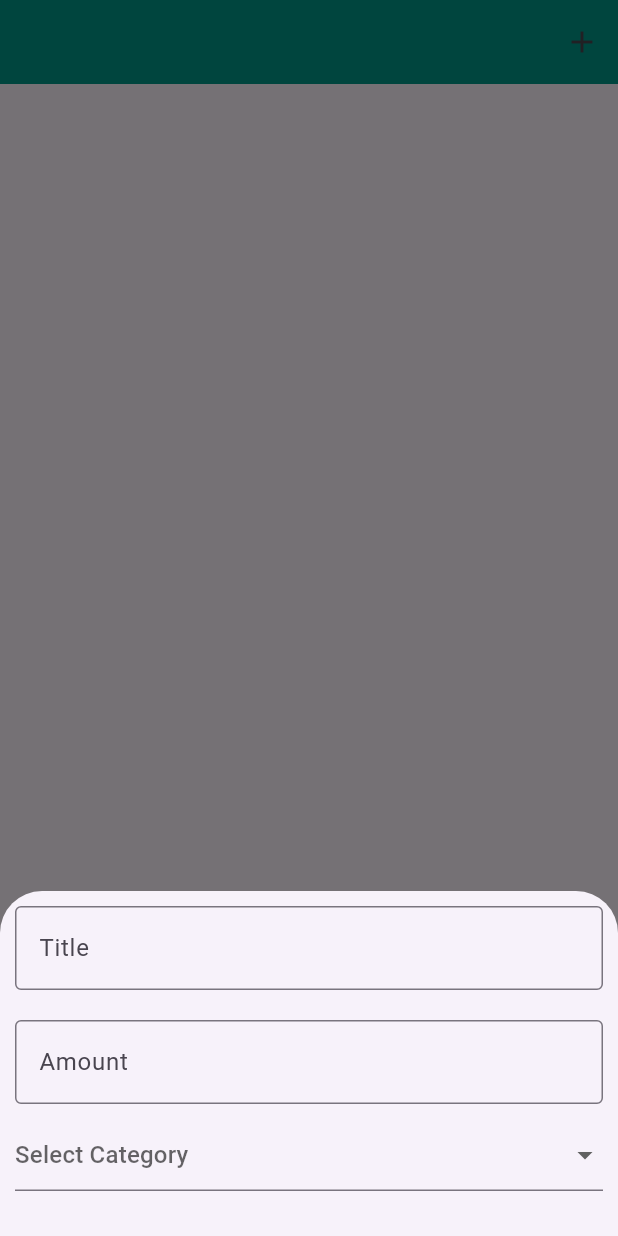
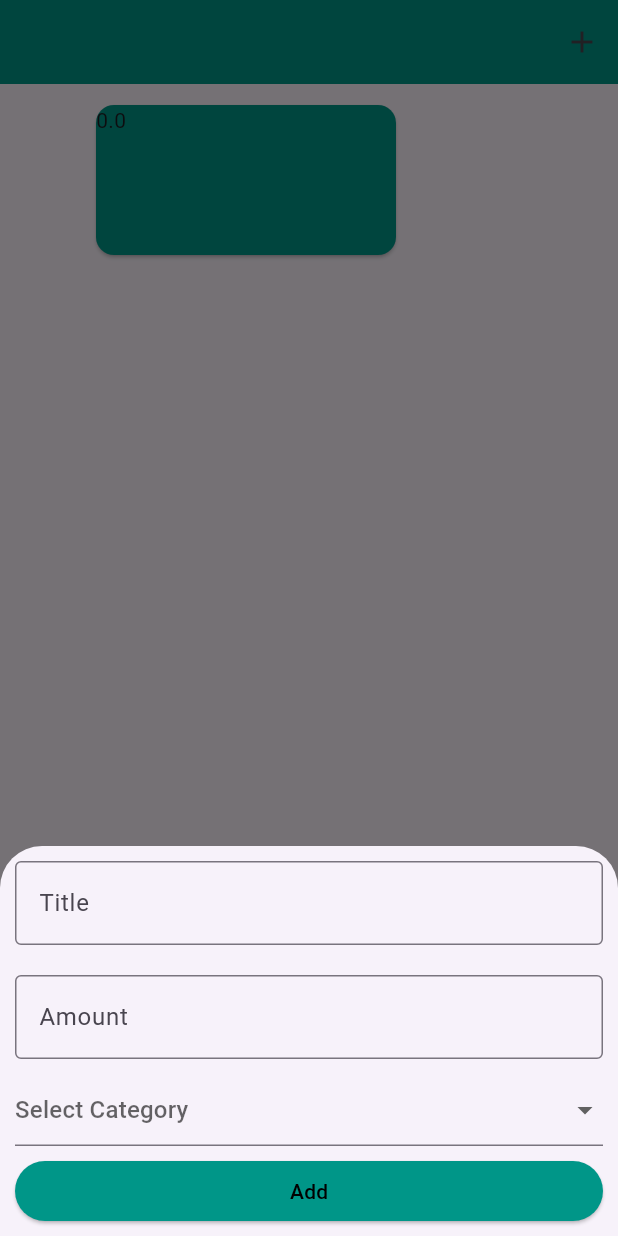
Before and after one commit to sfrabby/Practice, a Flutter app: the screen it shows after launch, after a tap on the "add" icon, on a phone screen of 412 x 824 dp. Run offline on Flutter 3.47's test engine with Material 3 defaults, Android fonts, the phone set to English and light mode, and no system bars; our stand-ins replace device_preview, responsive_grid.

Commit message:
UI Upadte

```diff
--- a/lib/Expanse Tracker/UI.dart
+++ b/lib/Expanse Tracker/UI.dart
@@ -13,6 +13,8 @@ class _ExpanseState extends State<Expanse> {
 
   // সিলেক্টেড ভ্যালু ট্র্যাক করার জন্য ভেরিয়েবল
   String? selectedValue;
+
+  double totalAmount = 0.0;
 
   void showFrom() {
     showModalBottomSheet(
@@ -64,7 +66,13 @@ class _ExpanseState extends State<Expanse> {
                       });
                     },
                   ),
-                  const SizedBox(height: 20),
+                  const SizedBox(height: 10),
+                  SizedBox(height: 40, width: double.infinity,
+                  child: ElevatedButton(
+                      style: ElevatedButton.styleFrom(
+                        backgroundColor: Colors.teal, foregroundColor: Colors.white
+                      ) ,
+                      onPressed: (){}, child: Text("Add", style: TextStyle(color: Colors.black),)),)
                 ],
               ),
             );
@@ -87,6 +95,21 @@ class _ExpanseState extends State<Expanse> {
           )
         ],
       ),
+      body: SafeArea(child: Column(
+        children: [
+          Padding(
+            padding: const EdgeInsets.only(left: 60 ,right: 40, top: 10),
+            child: Card(
+              color: Colors.teal,
+              child: SizedBox(
+                height: 100,
+                width: 200,
+                child: Text(totalAmount.toString()),
+              ),
+            ),
+          )
+        ],
+      )),
     );
   }
 }
```
